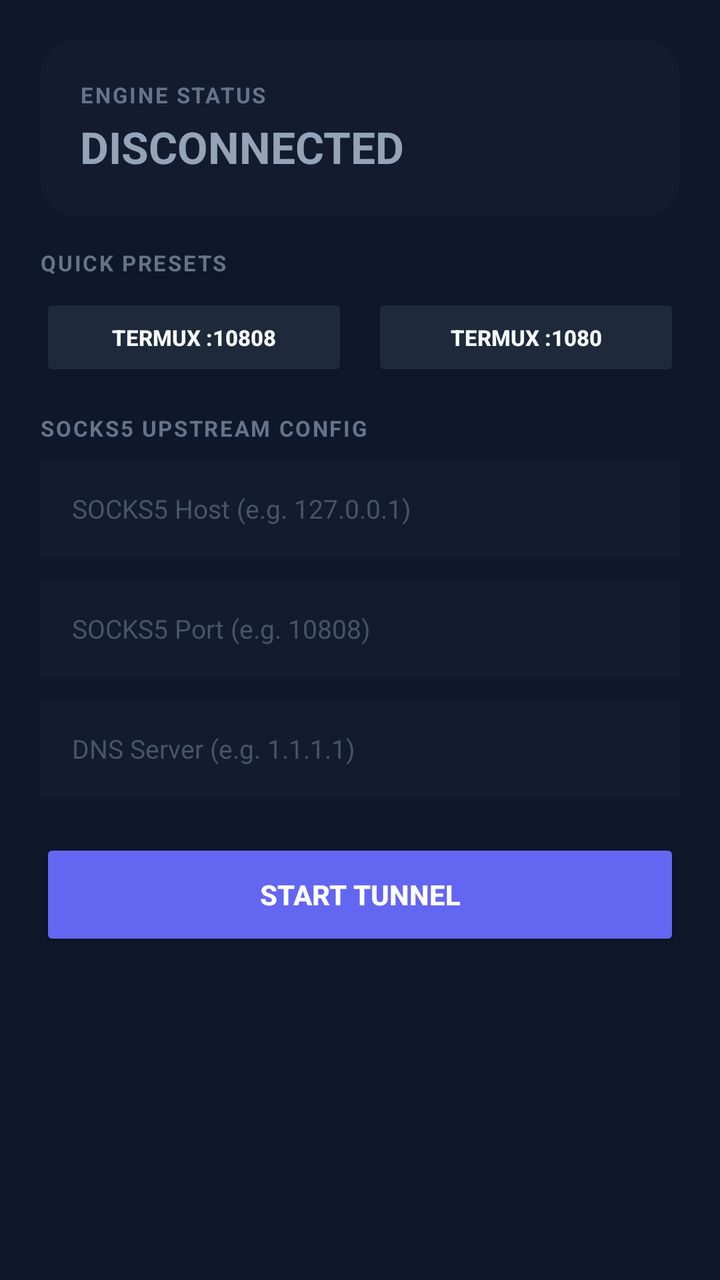
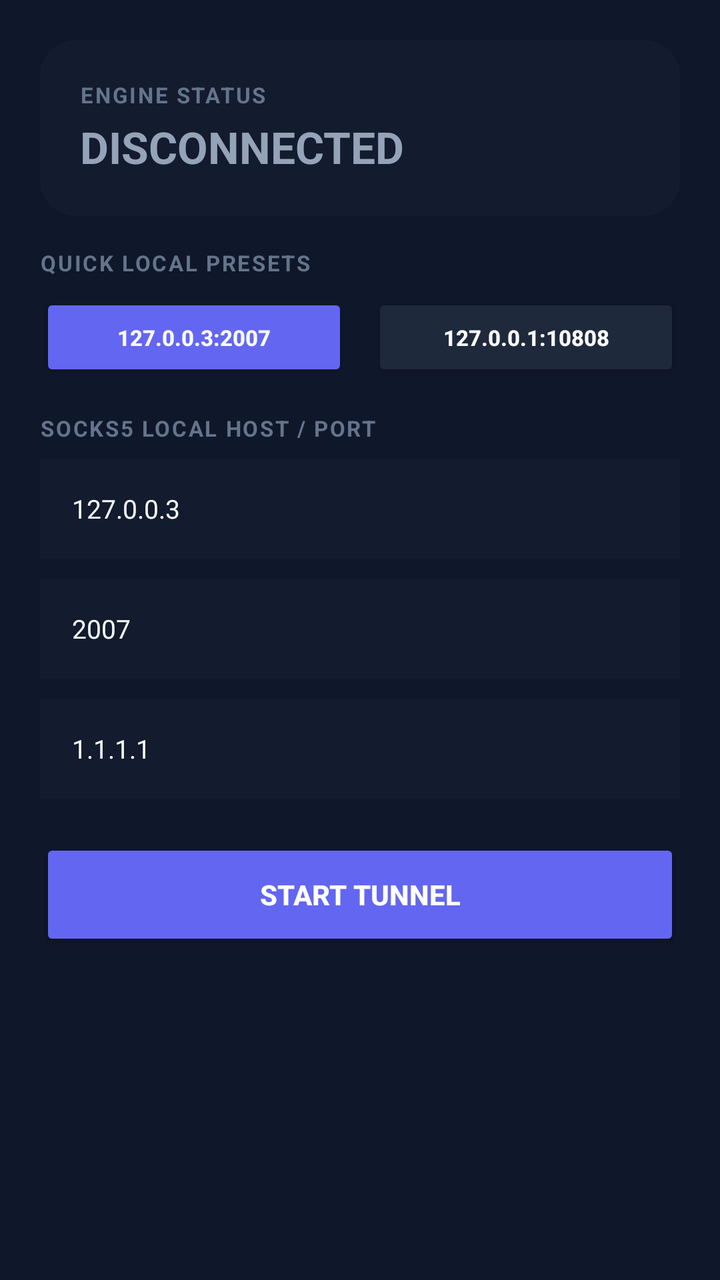

Two renders of the same Android screen: before a commit and after it. Below are the layout's source before the change and the commit's diff.
<!-- AndroidManifest.xml: application theme Theme.NeuralVPN -->
<!-- res/layout/layout_home.xml -->
<?xml version="1.0" encoding="utf-8"?>
<ScrollView
    xmlns:android="http://schemas.android.com/apk/res/android"
    xmlns:app="http://schemas.android.com/apk/res-auto"
    android:layout_width="match_parent"
    android:layout_height="match_parent"
    android:fillViewport="true">

    <LinearLayout
        android:layout_width="match_parent"
        android:layout_height="wrap_content"
        android:orientation="vertical"
        android:padding="20dp">

        
        <androidx.cardview.widget.CardView
            android:layout_width="match_parent"
            android:layout_height="wrap_content"
            app:cardBackgroundColor="#131B2E"
            app:cardCornerRadius="18dp"
            app:cardElevation="0dp"
            android:layout_marginBottom="16dp">

            <LinearLayout
                android:layout_width="match_parent"
                android:layout_height="wrap_content"
                android:orientation="vertical"
                android:padding="20dp">

                <TextView
                    android:layout_width="wrap_content"
                    android:layout_height="wrap_content"
                    android:text="ENGINE STATUS"
                    android:textColor="#64748B"
                    android:textSize="11sp"
                    android:textStyle="bold"
                    android:letterSpacing="0.08" />

                <TextView
                    android:id="@+id/tv_status_badge"
                    android:layout_width="wrap_content"
                    android:layout_height="wrap_content"
                    android:text="DISCONNECTED"
                    android:textColor="#94A3B8"
                    android:textSize="22sp"
                    android:textStyle="bold"
                    android:layout_marginTop="4dp" />
            </LinearLayout>
        </androidx.cardview.widget.CardView>

        
        <TextView
            android:layout_width="wrap_content"
            android:layout_height="wrap_content"
            android:text="QUICK PRESETS"
            android:textColor="#64748B"
            android:textSize="11sp"
            android:textStyle="bold"
            android:letterSpacing="0.08"
            android:layout_marginBottom="8dp" />

        <LinearLayout
            android:layout_width="match_parent"
            android:layout_height="wrap_content"
            android:orientation="horizontal"
            android:layout_marginBottom="16dp">

            <Button
                android:id="@+id/btn_preset_termux_10808"
                android:layout_width="0dp"
                android:layout_height="44dp"
                android:layout_weight="1"
                android:text="Termux :10808"
                android:textSize="11sp"
                android:textStyle="bold"
                android:textColor="#F8FAFC"
                android:backgroundTint="#1E293B"
                android:layout_marginEnd="6dp" />

            <Button
                android:id="@+id/btn_preset_termux_1080"
                android:layout_width="0dp"
                android:layout_height="44dp"
                android:layout_weight="1"
                android:text="Termux :1080"
                android:textSize="11sp"
                android:textStyle="bold"
                android:textColor="#F8FAFC"
                android:backgroundTint="#1E293B"
                android:layout_marginStart="6dp" />
        </LinearLayout>

        
        <TextView
            android:layout_width="wrap_content"
            android:layout_height="wrap_content"
            android:text="SOCKS5 UPSTREAM CONFIG"
            android:textColor="#64748B"
            android:textSize="11sp"
            android:textStyle="bold"
            android:letterSpacing="0.08"
            android:layout_marginBottom="8dp" />

        <EditText
            android:id="@+id/et_socks_host"
            android:layout_width="match_parent"
            android:layout_height="50dp"
            android:background="#131B2E"
            android:hint="SOCKS5 Host (e.g. 127.0.0.1)"
            android:textColorHint="#475569"
            android:textColor="#F8FAFC"
            android:paddingStart="16dp"
            android:paddingEnd="16dp"
            android:textSize="13sp"
            android:layout_marginBottom="10dp"
            android:singleLine="true" />

        <EditText
            android:id="@+id/et_socks_port"
            android:layout_width="match_parent"
            android:layout_height="50dp"
            android:background="#131B2E"
            android:hint="SOCKS5 Port (e.g. 10808)"
            android:textColorHint="#475569"
            android:textColor="#F8FAFC"
            android:inputType="number"
            android:paddingStart="16dp"
            android:paddingEnd="16dp"
            android:textSize="13sp"
            android:layout_marginBottom="10dp"
            android:singleLine="true" />

        <EditText
            android:id="@+id/et_dns_addr"
            android:layout_width="match_parent"
            android:layout_height="50dp"
            android:background="#131B2E"
            android:hint="DNS Server (e.g. 1.1.1.1)"
            android:textColorHint="#475569"
            android:textColor="#F8FAFC"
            android:paddingStart="16dp"
            android:paddingEnd="16dp"
            android:textSize="13sp"
            android:layout_marginBottom="20dp"
            android:singleLine="true" />

        
        <Button
            android:id="@+id/btn_toggle_vpn"
            android:layout_width="match_parent"
            android:layout_height="56dp"
            android:text="START TUNNEL"
            android:textColor="#FFFFFF"
            android:textStyle="bold"
            android:textSize="14sp"
            android:backgroundTint="#6366F1" />

    </LinearLayout>
</ScrollView>
<!-- resources referenced by this layout -->
<resources>
  <style name="Theme.NeuralVPN" parent="Theme.MaterialComponents.DayNight.NoActionBar">
          <item name="colorPrimary">#6366F1</item>
          <item name="colorPrimaryVariant">#4F46E5</item>
          <item name="colorOnPrimary">#FFFFFF</item>
          <item name="colorSecondary">#10B981</item>
          <item name="colorSecondaryVariant">#059669</item>
          <item name="colorOnSecondary">#FFFFFF</item>
          <item name="android:statusBarColor">#0F172A</item>
          <item name="android:navigationBarColor">#0F172A</item>
          <item name="android:windowBackground">#0F172A</item>
      </style>
</resources>

<!-- the commit's change to res/layout/layout_home.xml (unified diff, before → after) -->
@@ -52,7 +52,7 @@
         <TextView
             android:layout_width="wrap_content"
             android:layout_height="wrap_content"
-            android:text="QUICK PRESETS"
+            android:text="QUICK LOCAL PRESETS"
             android:textColor="#64748B"
             android:textSize="11sp"
             android:textStyle="bold"
@@ -66,23 +66,23 @@
             android:layout_marginBottom="16dp">
 
             <Button
+                android:id="@+id/btn_preset_termux_2007"
+                android:layout_width="0dp"
+                android:layout_height="44dp"
+                android:layout_weight="1"
+                android:text="127.0.0.3:2007"
+                android:textSize="11sp"
+                android:textStyle="bold"
+                android:textColor="#F8FAFC"
+                android:backgroundTint="#6366F1"
+                android:layout_marginEnd="6dp" />
+
+            <Button
                 android:id="@+id/btn_preset_termux_10808"
                 android:layout_width="0dp"
                 android:layout_height="44dp"
                 android:layout_weight="1"
-                android:text="Termux :10808"
-                android:textSize="11sp"
-                android:textStyle="bold"
-                android:textColor="#F8FAFC"
-                android:backgroundTint="#1E293B"
-                android:layout_marginEnd="6dp" />
-
-            <Button
-                android:id="@+id/btn_preset_termux_1080"
-                android:layout_width="0dp"
-                android:layout_height="44dp"
-                android:layout_weight="1"
-                android:text="Termux :1080"
+                android:text="127.0.0.1:10808"
                 android:textSize="11sp"
                 android:textStyle="bold"
                 android:textColor="#F8FAFC"
@@ -94,7 +94,7 @@
         <TextView
             android:layout_width="wrap_content"
             android:layout_height="wrap_content"
-            android:text="SOCKS5 UPSTREAM CONFIG"
+            android:text="SOCKS5 LOCAL HOST / PORT"
             android:textColor="#64748B"
             android:textSize="11sp"
             android:textStyle="bold"
@@ -106,7 +106,7 @@
             android:layout_width="match_parent"
             android:layout_height="50dp"
             android:background="#131B2E"
-            android:hint="SOCKS5 Host (e.g. 127.0.0.1)"
+            android:text="127.0.0.3"
             android:textColorHint="#475569"
             android:textColor="#F8FAFC"
             android:paddingStart="16dp"
@@ -120,7 +120,7 @@
             android:layout_width="match_parent"
             android:layout_height="50dp"
             android:background="#131B2E"
-            android:hint="SOCKS5 Port (e.g. 10808)"
+            android:text="2007"
             android:textColorHint="#475569"
             android:textColor="#F8FAFC"
             android:inputType="number"
@@ -135,7 +135,7 @@
             android:layout_width="match_parent"
             android:layout_height="50dp"
             android:background="#131B2E"
-            android:hint="DNS Server (e.g. 1.1.1.1)"
+            android:text="1.1.1.1"
             android:textColorHint="#475569"
             android:textColor="#F8FAFC"
             android:paddingStart="16dp"
